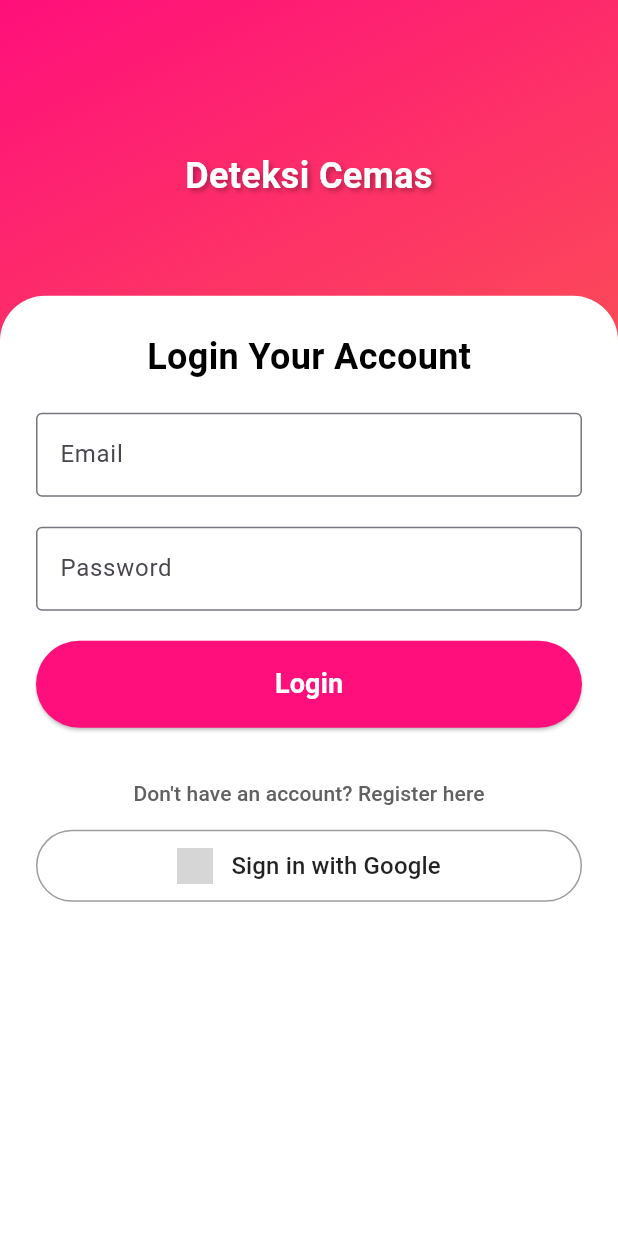
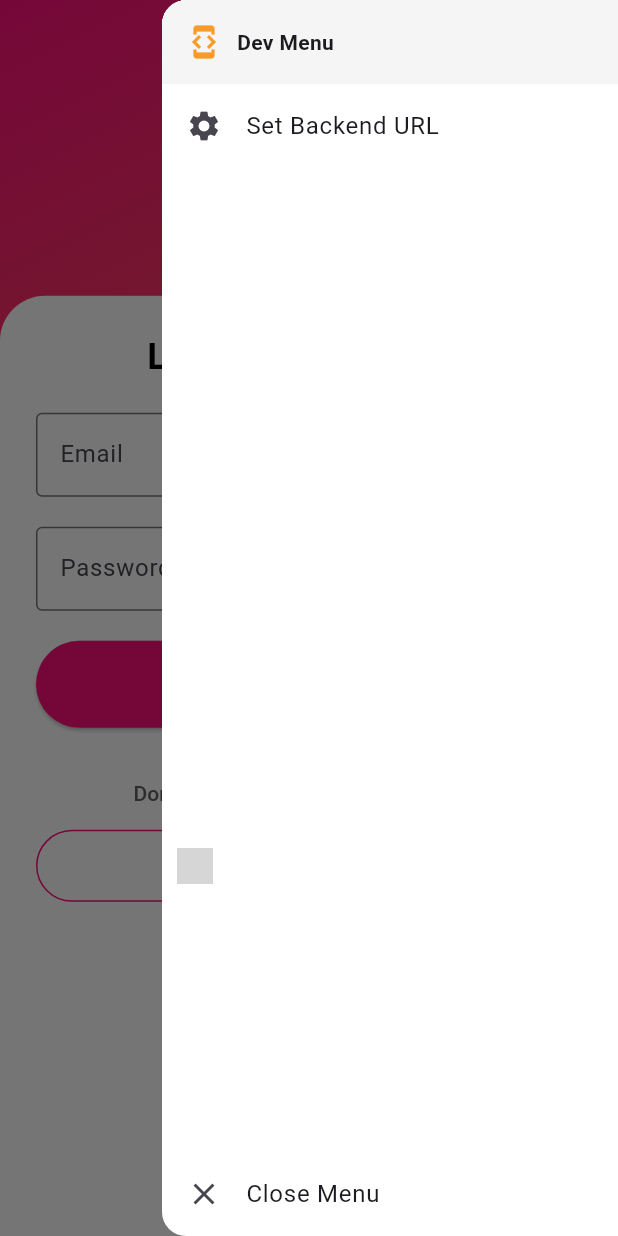
Before and after one commit to erichutabarat/cemas-project, a Flutter app: the LoginScreen screen opened by its route, with the side drawer open (before the commit the screen has no drawer), on a phone screen of 412 x 824 dp. Run offline on Flutter 3.47's test engine with Material 3 defaults, Android fonts, the phone set to English and light mode, and no system bars; our stand-ins replace equatable, flutter_bloc, flutter_dotenv, flutter_secure_storage, font_awesome_flutter, lottie and 1 more; accounts and stored records are empty; network calls fail; grey boxes are pictures that could not be loaded.

Commit message:
Mobile Feature(backend url): implement sharedpreferences for backend url

```diff
--- a/deteksi_cemas/lib/features/auth/domain/repository/auth_repository.dart
+++ b/deteksi_cemas/lib/features/auth/domain/repository/auth_repository.dart
@@ -1,14 +1,14 @@
 import 'dart:convert';
-import 'package:flutter_dotenv/flutter_dotenv.dart';
+import 'package:deteksi_cemas/features/onboarding/domain/repository/backend_repository.dart';
 import 'package:http/http.dart' as http;
 
 class AuthRepository {
-  final String _apiUrl = dotenv.env['BACKEND_URL'] ?? "http://localhost:8080";
   final String _loginEndpoint = "/api/auth/login";
   // Fungsi yang memanggil API Login
   Future<List<String>> loginUser(String email, String password) async {
+    final String apiUrl = await BackendRepository.getBackendUrl();
     final response = await http.post(
-      Uri.parse(_apiUrl + _loginEndpoint),
+      Uri.parse(apiUrl + _loginEndpoint),
       headers: <String, String>{
         'Content-Type': 'application/json; charset=UTF-8',
       },
--- a/deteksi_cemas/lib/features/auth/presentation/screens/login_screen.dart
+++ b/deteksi_cemas/lib/features/auth/presentation/screens/login_screen.dart
@@ -1,9 +1,10 @@
-// Ini adalah file screen Anda, misal: login_screen.dart
 // ignore_for_file: use_build_context_synchronously
 
 import 'package:deteksi_cemas/features/auth/presentation/states/auth_bloc.dart';
 import 'package:deteksi_cemas/features/auth/presentation/states/auth_event.dart';
 import 'package:deteksi_cemas/features/auth/presentation/states/auth_state.dart';
+// Ensure this import points to the file created above
+import 'package:deteksi_cemas/features/onboarding/domain/repository/backend_repository.dart';
 import 'package:flutter/material.dart';
 import 'package:flutter_bloc/flutter_bloc.dart';
 import 'package:deteksi_cemas/features/auth/presentation/widget/appname_sketch.dart';
@@ -21,6 +22,10 @@ class LoginScreen extends StatefulWidget {
 class _LoginScreenState extends State<LoginScreen> {
   final _emailController = TextEditingController();
   final _passwordController = TextEditingController();
+
+  // Colors based on your gradient
+  final Color _colorPink = const Color(0xFFff0f7b);
+  final Color _colorOrange = const Color(0xFFf89b29);
 
   @override
   void dispose() {
@@ -47,22 +52,22 @@ class _LoginScreenState extends State<LoginScreen> {
 
     return Scaffold(
       resizeToAvoidBottomInset: true,
+      // Attached the Backend Drawer here
+      endDrawer: _buildBackendDrawer(context),
       body: BlocConsumer<AuthBloc, AuthState>(
         listener: (context, state) async {
           if (state is AuthSuccess) {
             await tokenStorage.saveToken(state.token);
             String userName = state.name;
             ScaffoldMessenger.of(context).showSnackBar(
-              SnackBar(
+              const SnackBar(
                 content: Text('Login Berhasil!'),
                 backgroundColor: Colors.green,
               ),
             );
             Navigator.of(context).pushReplacementNamed(
               "/dashboard",
-              arguments: {
-                'userName': userName, // Key: 'userName', Value: userName
-              },
+              arguments: {'userName': userName},
             );
           } else if (state is AuthError) {
             ScaffoldMessenger.of(context).showSnackBar(
@@ -73,16 +78,16 @@ class _LoginScreenState extends State<LoginScreen> {
             );
           }
         },
-
         builder: (context, state) {
           return Stack(
             fit: StackFit.expand,
             children: [
+              // 1. Background Gradient
               Container(
                 height: blueContainerHeight,
                 decoration: BoxDecoration(
                   gradient: LinearGradient(
-                    colors: [Color(0xFFff0f7b), Color(0xFFf89b29)],
+                    colors: [_colorPink, _colorOrange],
                     begin: Alignment.topLeft,
                     end: Alignment.bottomRight,
                   ),
@@ -90,13 +95,14 @@ class _LoginScreenState extends State<LoginScreen> {
                 child: appNameSketch(),
               ),
 
+              // 2. White Card Content
               Positioned(
                 top: blueContainerHeight - overlapAmount,
                 left: 0,
                 right: 0,
                 bottom: 0,
                 child: Container(
-                  decoration: BoxDecoration(
+                  decoration: const BoxDecoration(
                     color: Colors.white,
                     borderRadius: BorderRadius.only(
                       topLeft: Radius.circular(30),
@@ -107,7 +113,7 @@ class _LoginScreenState extends State<LoginScreen> {
                     physics: const ClampingScrollPhysics(),
                     padding: const EdgeInsets.all(24.0),
                     children: [
-                      Center(
+                      const Center(
                         child: Text(
                           'Login Your Account',
                           style: TextStyle(
@@ -120,40 +126,42 @@ class _LoginScreenState extends State<LoginScreen> {
                       const SizedBox(height: 20),
                       TextField(
                         controller: _emailController,
-                        decoration: InputDecoration(
+                        decoration: const InputDecoration(
                           labelText: "Email",
                           hintText: "youremail@example.com",
                           border: OutlineInputBorder(),
                         ),
                       ),
-                      SizedBox(height: 20),
+                      const SizedBox(height: 20),
                       TextField(
                         controller: _passwordController,
                         obscureText: true,
-                        decoration: InputDecoration(
+                        decoration: const InputDecoration(
                           labelText: "Password",
                           hintText: "Enter your password",
                           border: OutlineInputBorder(),
                         ),
                       ),
-                      SizedBox(height: 20),
+                      const SizedBox(height: 20),
+
+                      // Login Button
                       SizedBox(
                         width: double.infinity,
-
                         child: (state is AuthLoading)
                             ? const Center(child: CircularProgressIndicator())
                             : ElevatedButton(
-                                onPressed:
-                                    _onLoginPressed, // Panggil fungsi helper
+                                onPressed: _onLoginPressed,
                                 style: ElevatedButton.styleFrom(
-                                  padding: EdgeInsets.symmetric(vertical: 16),
+                                  padding: const EdgeInsets.symmetric(
+                                    vertical: 16,
+                                  ),
                                   shape: RoundedRectangleBorder(
                                     borderRadius: BorderRadius.circular(30),
                                   ),
-                                  backgroundColor: Color(0xFFff0f7b),
+                                  backgroundColor: _colorPink,
                                   foregroundColor: Colors.white,
                                 ),
-                                child: Text(
+                                child: const Text(
                                   'Login',
                                   style: TextStyle(
                                     fontSize: 18,
@@ -162,7 +170,9 @@ class _LoginScreenState extends State<LoginScreen> {
                                 ),
                               ),
                       ),
-                      SizedBox(height: 20),
+                      const SizedBox(height: 20),
+
+                      // Register Link
                       TextButton(
                         onPressed: () {
                           Navigator.of(
@@ -174,9 +184,12 @@ class _LoginScreenState extends State<LoginScreen> {
                           style: TextStyle(color: Colors.grey[700]),
                         ),
                       ),
+
                       SizedBox(
                         height: MediaQuery.of(context).viewInsets.bottom,
                       ),
+
+                      // --- GOOGLE BUTTON (Fixed Colors) ---
                       OutlinedButton(
                         style: OutlinedButton.styleFrom(
                           backgroundColor: Colors.white,
@@ -185,20 +198,16 @@ class _LoginScreenState extends State<LoginScreen> {
                             horizontal: 24,
                           ),
                           shape: RoundedRectangleBorder(
-                            borderRadius: BorderRadius.circular(
-                              40,
-                            ), // Standard Google rounded corners
+                            borderRadius: BorderRadius.circular(40),
                           ),
-                          side: const BorderSide(
-                            color: Colors.grey,
-                          ), // Light border
+                          // Use the Pink color for border
+                          side: BorderSide(color: _colorPink),
                         ),
                         onPressed: () {
                           // Empty function
                         },
                         child: Row(
-                          mainAxisSize:
-                              MainAxisSize.min, // Shrinks Row to content size
+                          mainAxisSize: MainAxisSize.min,
                           mainAxisAlignment: MainAxisAlignment.center,
                           children: [
                             Image.network(
@@ -206,13 +215,12 @@ class _LoginScreenState extends State<LoginScreen> {
                               height: 24,
                               width: 24,
                             ),
-                            const SizedBox(
-                              width: 12,
-                            ), // Spacing between logo and text
-                            const Text(
+                            const SizedBox(width: 12),
+                            Text(
                               'Sign in with Google',
                               style: TextStyle(
-                                color: Colors.black87,
+                                // Use Pink color for text
+                                color: _colorPink,
                                 fontSize: 16,
                                 fontWeight: FontWeight.w500,
                               ),
@@ -230,4 +238,89 @@ class _LoginScreenState extends State<LoginScreen> {
       ),
     );
   }
+
+  // Extracted Drawer Logic for cleanliness
+  Widget _buildBackendDrawer(BuildContext context) {
+    return Drawer(
+      backgroundColor: Colors.white,
+      child: SafeArea(
+        child: Column(
+          children: [
+            Container(
+              padding: const EdgeInsets.all(16),
+              color: Colors.grey[100],
+              child: Row(
+                children: [
+                  Icon(Icons.developer_mode, color: _colorOrange),
+                  const SizedBox(width: 10),
+                  const Text(
+                    "Dev Menu",
+                    style: TextStyle(fontWeight: FontWeight.bold),
+                  ),
+                ],
+              ),
+            ),
+            ListTile(
+              leading: const Icon(Icons.settings),
+              title: const Text('Set Backend URL'),
+              onTap: () async {
+                Navigator.of(context).pop(); // Close drawer
+                _showUrlDialog(context);
+              },
+            ),
+            const Spacer(),
+            ListTile(
+              leading: const Icon(Icons.close),
+              title: const Text('Close Menu'),
+              onTap: () => Navigator.of(context).pop(),
+            ),
+          ],
+        ),
+      ),
+    );
+  }
+
+  Future<void> _showUrlDialog(BuildContext context) async {
+    final urlController = TextEditingController();
+
+    // Load existing URL first so user can see it
+    String? currentUrl = await BackendRepository.getUrl();
+    if (currentUrl != null) {
+      urlController.text = currentUrl;
+    }
+
+    await showDialog<String>(
+      context: context,
+      builder: (context) => AlertDialog(
+        title: const Text('Set Backend URL'),
+        content: TextField(
+          controller: urlController,
+          decoration: const InputDecoration(
+            hintText: 'https://api.example.com',
+            border: OutlineInputBorder(),
+          ),
+        ),
+        actions: [
+          TextButton(
+            onPressed: () => Navigator.of(context).pop(),
+            child: const Text('Cancel'),
+          ),
+          ElevatedButton(
+            style: ElevatedButton.styleFrom(backgroundColor: _colorPink),
+            onPressed: () async {
+              await BackendRepository.setUrl(urlController.text);
+              Navigator.of(context).pop();
+              ScaffoldMessenger.of(context).showSnackBar(
+                SnackBar(
+                  content: Text('URL Saved: ${urlController.text}'),
+                  backgroundColor: Colors.green,
+                ),
+              );
+            },
+            child: const Text('Save', style: TextStyle(color: Colors.white)),
+          ),
+        ],
+      ),
+    );
+  }
 }
--- a/deteksi_cemas/lib/features/dashboard/domain/repository/user_repository.dart
+++ b/deteksi_cemas/lib/features/dashboard/domain/repository/user_repository.dart
@@ -1,16 +1,16 @@
 import 'package:deteksi_cemas/features/dashboard/domain/services/token_service.dart';
-import 'package:flutter_dotenv/flutter_dotenv.dart';
+import 'package:deteksi_cemas/features/onboarding/domain/repository/backend_repository.dart';
 import 'package:http/http.dart' as http;
 import 'dart:convert';
 
 class UserRepository {
   // Add your repository methods and properties here
-  final String _baseUrl = dotenv.env['BACKEND_URL'] ?? 'http://localhost:8000';
   final tokenService = TokenStorageService();
 
   // Get user history
   Future<List<dynamic>> fetchUsersSurveyHistory() async {
-    final url = Uri.parse('$_baseUrl/api/user/history');
+    final String apiurl = await BackendRepository.getBackendUrl();
+    final url = Uri.parse('$apiurl/api/user/history');
     final token = await tokenService.readToken();
     if (token == null) {
       throw Exception('Authorization token not found.');
--- /dev/null
+++ b/deteksi_cemas/lib/features/onboarding/domain/repository/backend_repository.dart
@@ -0,0 +1,30 @@
+import 'package:flutter_dotenv/flutter_dotenv.dart';
+import 'package:shared_preferences/shared_preferences.dart';
+
+class BackendRepository {
+  static const String _key = 'backend_base_url';
+
+  /// Saves the custom URL to phone storage
+  static Future<void> setUrl(String url) async {
+    final prefs = await SharedPreferences.getInstance();
+    await prefs.setString(_key, url);
+  }
+
+  /// Gets the URL. Returns null if not set yet.
+  static Future<String?> getUrl() async {
+    final prefs = await SharedPreferences.getInstance();
+    return prefs.getString(_key);
+  }
+
+  static Future<String> getBackendUrl() async {
+    final url = await getUrl();
+    final String dotenvUrl = dotenv.env['BACKEND_URL'] ?? "";
+    if (url != null && url.isNotEmpty) {
+      return url;
+    } else if (dotenvUrl.isNotEmpty) {
+      return dotenvUrl;
+    } else {
+      return "http://192.168.1.46:8080";
+    }
+  }
+}
--- a/deteksi_cemas/pubspec.yaml
+++ b/deteksi_cemas/pubspec.yaml
@@ -17,6 +17,7 @@ dependencies:
   http: ^1.1.0
   flutter_secure_storage: ^8.0.0
   flutter_dotenv: ^5.1.0
+  shared_preferences: ^2.5.3
 
 dev_dependencies:
   flutter_test:
```
Also changed, not shown: deteksi_cemas/lib/features/dashboard/domain/repository/recommendation_repository.dart (+4 -5 lines), deteksi_cemas/pubspec.lock, 1 other file.
